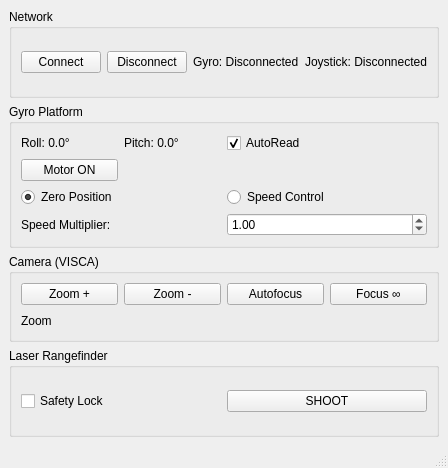
The window that mainwindow.ui (Shimanovich/gsp_control) describes before a commit, drawn with Qt 5.
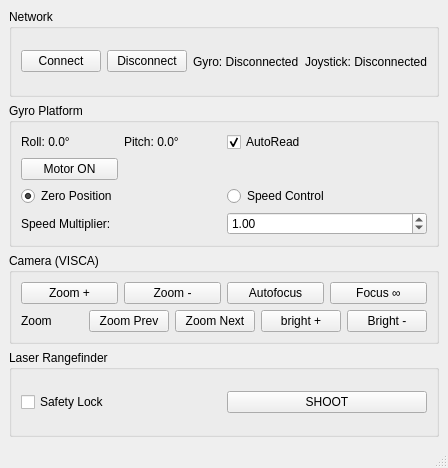
The same window after the commit.

What changed in the file:
```diff
--- a/mainwindow.ui
+++ b/mainwindow.ui
@@ -187,11 +187,43 @@
           </layout>
          </item>
          <item>
+          <layout class="QHBoxLayout" name="horizontalLayout_5">
+           <item>
           <widget class="QLabel" name="zoomVal">
            <property name="text">
             <string>Zoom </string>
            </property>
           </widget>
+           </item>
+           <item>
+            <widget class="QPushButton" name="zoom_prev">
+             <property name="text">
+              <string>Zoom Prev</string>
+             </property>
+            </widget>
+           </item>
+           <item>
+            <widget class="QPushButton" name="zoom_next">
+             <property name="text">
+              <string>Zoom Next</string>
+             </property>
+            </widget>
+           </item>
+           <item>
+            <widget class="QPushButton" name="BrIghtUP">
+             <property name="text">
+              <string>bright +</string>
+             </property>
+            </widget>
+           </item>
+           <item>
+            <widget class="QPushButton" name="BrightDW">
+             <property name="text">
+              <string>Bright -</string>
+             </property>
+            </widget>
+           </item>
+          </layout>
          </item>
         </layout>
        </item>
```
Lines whose indentation alone changed are shown as unchanged.
